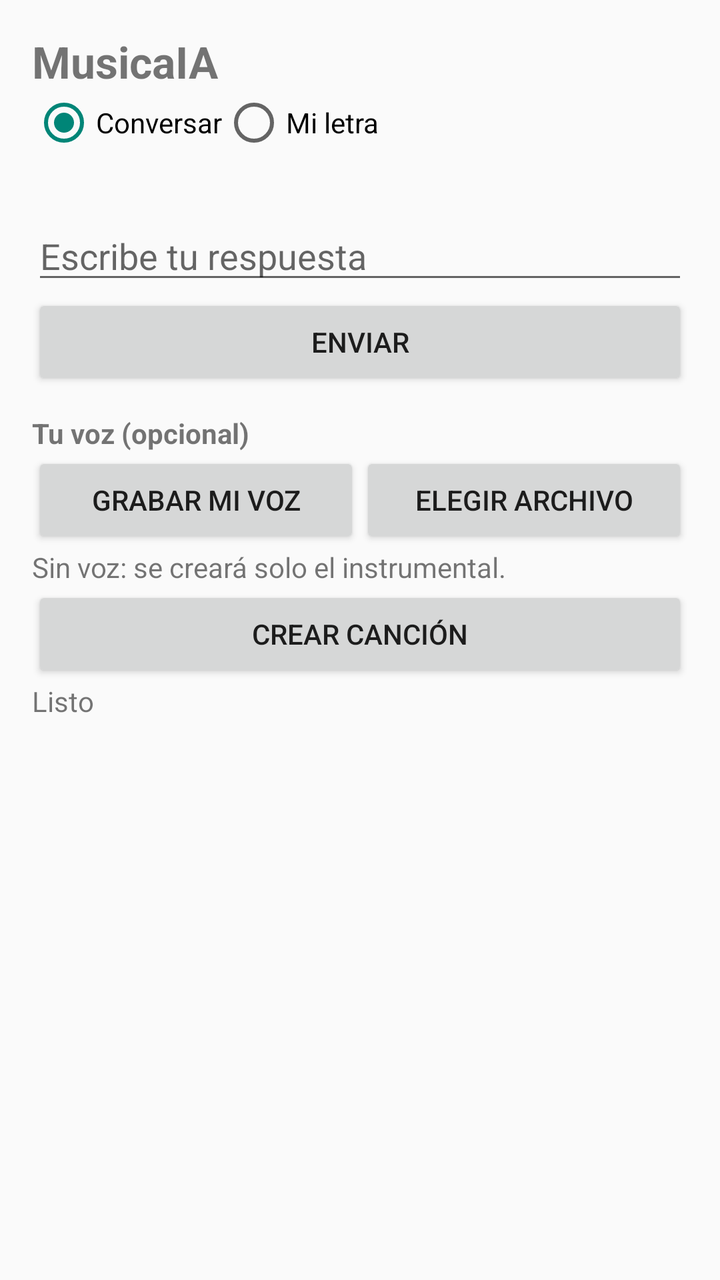
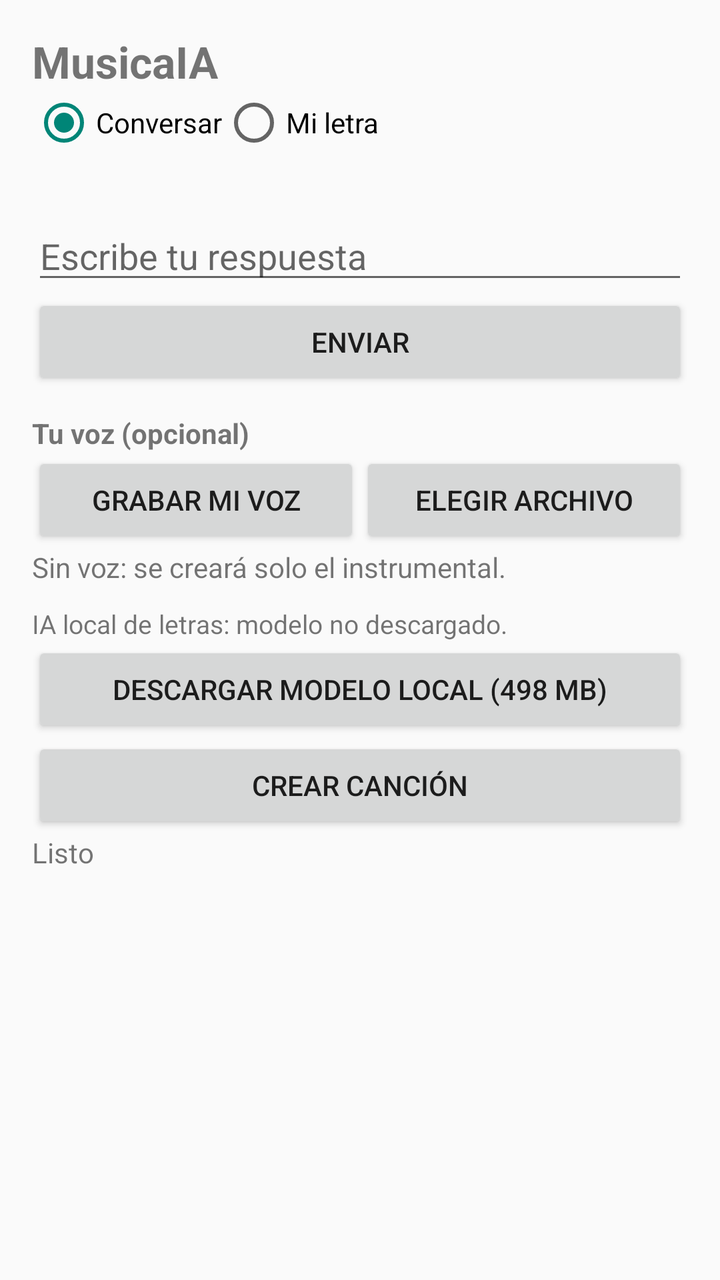

Before-and-after screenshots of an Android layout around one commit, followed by the original layout XML and the change that was made.
<!-- AndroidManifest.xml: application theme Theme.AppCompat.Light.NoActionBar -->
<!-- res/layout/activity_main.xml -->
<?xml version="1.0" encoding="utf-8"?>
<ScrollView xmlns:android="http://schemas.android.com/apk/res/android"
 android:layout_width="match_parent"
 android:layout_height="match_parent"
 android:fillViewport="true">
 <LinearLayout
 android:layout_width="match_parent"
 android:layout_height="wrap_content"
 android:orientation="vertical"
 android:padding="16dp">
 <TextView android:id="@+id/titulo" android:layout_width="wrap_content" android:layout_height="wrap_content" android:text="MusicaIA" android:textSize="22sp" android:textStyle="bold" />
 <RadioGroup android:id="@+id/grupoModo" android:layout_width="match_parent" android:layout_height="wrap_content" android:orientation="horizontal">
 <RadioButton android:id="@+id/modoConversacion" android:layout_width="wrap_content" android:layout_height="wrap_content" android:checked="true" android:text="Conversar" />
 <RadioButton android:id="@+id/modoLetra" android:layout_width="wrap_content" android:layout_height="wrap_content" android:text="Mi letra" />
 </RadioGroup>
 <LinearLayout android:id="@+id/panelConversacion" android:layout_width="match_parent" android:layout_height="wrap_content" android:orientation="vertical">
 <TextView android:id="@+id/chatLog" android:layout_width="match_parent" android:layout_height="wrap_content" android:paddingTop="8dp" android:textSize="15sp" />
 <EditText android:id="@+id/chatEntrada" android:layout_width="match_parent" android:layout_height="wrap_content" android:hint="Escribe tu respuesta" android:inputType="text" />
 <Button android:id="@+id/btnEnviar" android:layout_width="match_parent" android:layout_height="wrap_content" android:text="Enviar" />
 </LinearLayout>
 <LinearLayout android:id="@+id/panelLetra" android:layout_width="match_parent" android:layout_height="wrap_content" android:orientation="vertical" android:visibility="gone">
 <EditText android:id="@+id/editLetra" android:layout_width="match_parent" android:layout_height="wrap_content" android:gravity="top" android:hint="Pega aquí tu letra completa" android:inputType="textMultiLine" android:minLines="6" />
 <EditText android:id="@+id/editIndicaciones" android:layout_width="match_parent" android:layout_height="wrap_content" android:hint="Cómo quieres que suene (ej: pop alegre, rápido, verano)" android:inputType="text" />
 </LinearLayout>
 <TextView android:layout_width="wrap_content" android:layout_height="wrap_content" android:paddingTop="12dp" android:text="Tu voz (opcional)" android:textStyle="bold" />
 <LinearLayout android:layout_width="match_parent" android:layout_height="wrap_content" android:orientation="horizontal">
 <Button android:id="@+id/btnGrabar" android:layout_width="0dp" android:layout_height="wrap_content" android:layout_weight="1" android:text="Grabar mi voz" />
 <Button android:id="@+id/btnElegirVoz" android:layout_width="0dp" android:layout_height="wrap_content" android:layout_weight="1" android:text="Elegir archivo" />
 </LinearLayout>
 <TextView android:id="@+id/estadoVoz" android:layout_width="match_parent" android:layout_height="wrap_content" android:text="Sin voz: se creará solo el instrumental." />
 <ProgressBar android:id="@+id/progreso" style="?android:attr/progressBarStyleHorizontal" android:layout_width="match_parent" android:layout_height="wrap_content" android:visibility="gone" />
 <TextView android:id="@+id/tiempo" android:layout_width="wrap_content" android:layout_height="wrap_content" android:text="Tiempo: 0s" android:visibility="gone" />
 <Button android:id="@+id/btnCrear" android:layout_width="match_parent" android:layout_height="wrap_content" android:text="Crear canción" />
 <TextView android:id="@+id/estado" android:layout_width="match_parent" android:layout_height="wrap_content" android:text="Listo" android:textSize="14sp" />
 <TextView android:id="@+id/textoResultado" android:layout_width="match_parent" android:layout_height="wrap_content" android:textSize="14sp" />
 <ImageView android:id="@+id/imgPortada" android:layout_width="200dp" android:layout_height="200dp" android:visibility="gone" />
 <Button android:id="@+id/btnReproducir" android:layout_width="match_parent" android:layout_height="wrap_content" android:text="Reproducir" android:visibility="gone" />
 <Button android:id="@+id/btnGuardar" android:layout_width="match_parent" android:layout_height="wrap_content" android:text="Guardar canción" android:visibility="gone" />
 </LinearLayout>
</ScrollView>
<!-- resources referenced by this layout -->
<resources>

</resources>

<!-- the commit's change to res/layout/activity_main.xml (unified diff, before → after) -->
@@ -30,6 +30,9 @@
  <TextView android:id="@+id/estadoVoz" android:layout_width="match_parent" android:layout_height="wrap_content" android:text="Sin voz: se creará solo el instrumental." />
  <ProgressBar android:id="@+id/progreso" style="?android:attr/progressBarStyleHorizontal" android:layout_width="match_parent" android:layout_height="wrap_content" android:visibility="gone" />
  <TextView android:id="@+id/tiempo" android:layout_width="wrap_content" android:layout_height="wrap_content" android:text="Tiempo: 0s" android:visibility="gone" />
+ <TextView android:id="@+id/estadoModelo" android:layout_width="match_parent" android:layout_height="wrap_content" android:paddingTop="10dp" android:text="IA local de letras: modelo no descargado." android:textSize="13sp" />
+ <Button android:id="@+id/btnDescargarModelo" android:layout_width="match_parent" android:layout_height="wrap_content" android:text="Descargar modelo local (498 MB)" />
+ <ProgressBar android:id="@+id/progresoModelo" style="?android:attr/progressBarStyleHorizontal" android:layout_width="match_parent" android:layout_height="wrap_content" android:max="1000" android:visibility="gone" />
  <Button android:id="@+id/btnCrear" android:layout_width="match_parent" android:layout_height="wrap_content" android:text="Crear canción" />
  <TextView android:id="@+id/estado" android:layout_width="match_parent" android:layout_height="wrap_content" android:text="Listo" android:textSize="14sp" />
  <TextView android:id="@+id/textoResultado" android:layout_width="match_parent" android:layout_height="wrap_content" android:textSize="14sp" />
